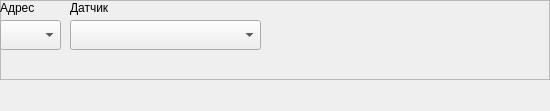
Above: m_cfg/unitWidgets/widget_rlm_krl.ui from xXRadioHeadXx/start7 before the change. Below: the same form after it.
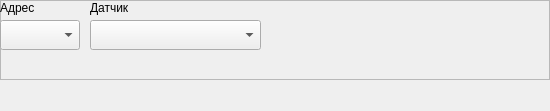
That is the form after the change.

What changed in the file:
```diff
--- a/m_cfg/unitWidgets/widget_rlm_krl.ui
+++ b/m_cfg/unitWidgets/widget_rlm_krl.ui
@@ -33,7 +33,7 @@
      <rect>
       <x>0</x>
       <y>20</y>
-      <width>61</width>
+      <width>80</width>
       <height>30</height>
      </rect>
     </property>
@@ -54,9 +54,9 @@
    <widget class="QComboBox" name="AdamOff">
     <property name="geometry">
      <rect>
-      <x>70</x>
+      <x>90</x>
       <y>20</y>
-      <width>191</width>
+      <width>171</width>
       <height>30</height>
      </rect>
     </property>
@@ -64,7 +64,7 @@
    <widget class="QLabel" name="label_84">
     <property name="geometry">
      <rect>
-      <x>70</x>
+      <x>90</x>
       <y>0</y>
       <width>191</width>
       <height>16</height>
```
